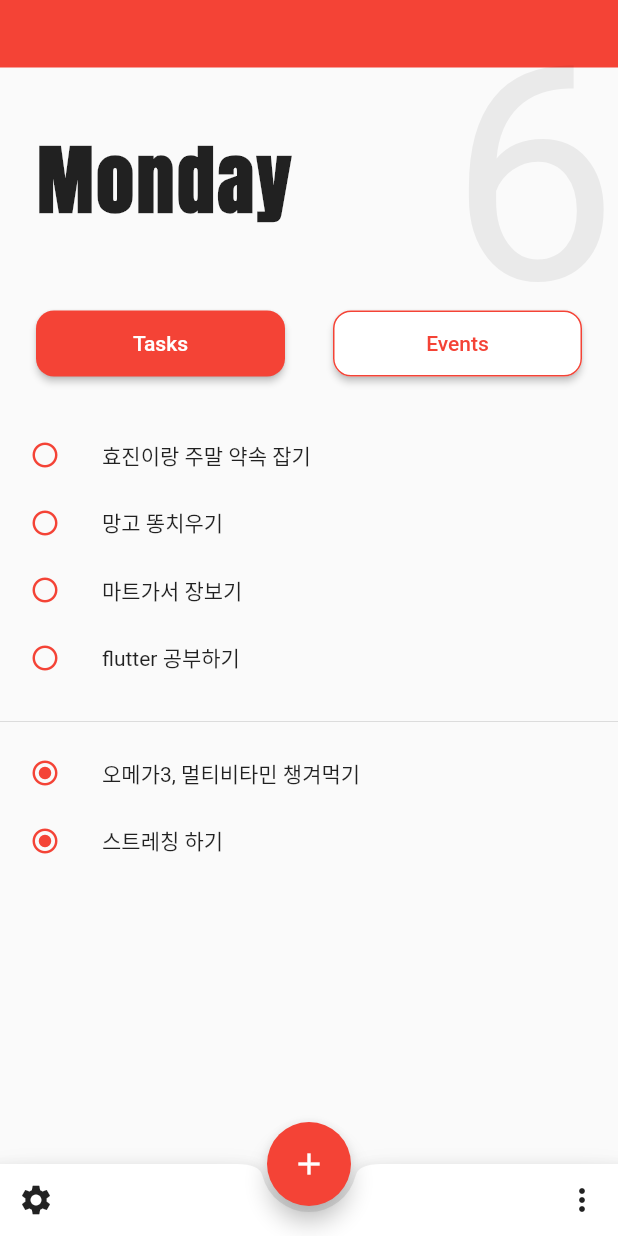
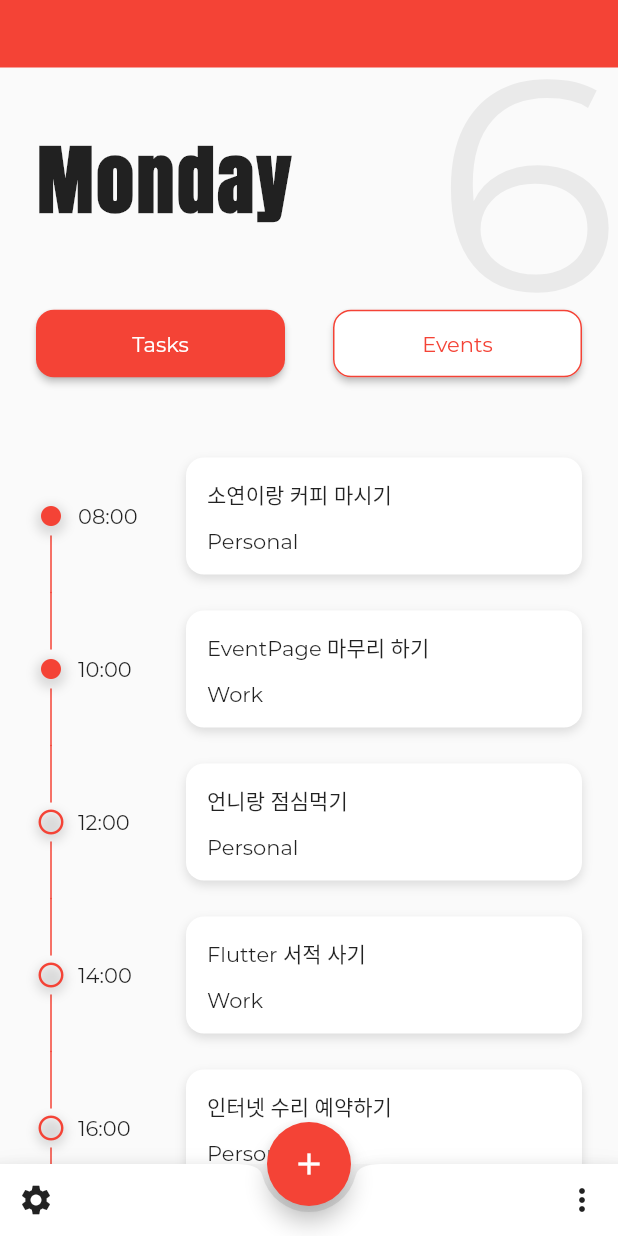
Before and after one commit to chajinjoo/todo_app, a Flutter app: the screen it shows after launch, on a phone screen of 412 x 824 dp. Run offline on Flutter 3.47's test engine with Material 2 defaults, Android fonts, the phone set to English and light mode, and no system bars.

Commit message:
event page 작업완료

```diff
--- a/lib/main.dart
+++ b/lib/main.dart
@@ -1,4 +1,6 @@
 import 'package:flutter/material.dart';
+import 'package:todo_app/pages/event_page.dart';
+import 'package:todo_app/pages/task_page.dart';
 
 void main() => runApp(MyApp());
 
@@ -7,11 +9,13 @@ class MyApp extends StatelessWidget {
   @override
   Widget build(BuildContext context) {
     return MaterialApp(
+      debugShowCheckedModeBanner: false,
       title: 'Flutter Demo',
       theme: ThemeData(
         //ThemeData : 앱의 기본적인 디자인 테마를 지정하는 곳으로 이것 역시 argument를 가짐
         primarySwatch: Colors.red,
         //primarySwatch : 기본적으로 사용할 색상 견본을 의미 (특정 색의 음영들을 기본 색상으로 지정하겠다)
+        fontFamily: 'Montserrat',
       ),
       home: MyHomePage(),
     );
@@ -101,57 +105,10 @@ class _MyHomePageState extends State<MyHomePage> {
         SizedBox(
           height: 16.0,
         ),
-        _taskUncomplete('효진이랑 주말 약속 잡기'),
-        _taskUncomplete('망고 똥치우기'),
-        _taskUncomplete('마트가서 장보기'),
-        _taskUncomplete('flutter 공부하기'),
-        Divider(), //분리선
-        SizedBox(
-          height: 16.0,
+        Expanded(
+          child: EventPage(),
         ),
-        _taskComplete('오메가3, 멀티비타민 챙겨먹기'),
-        _taskComplete('스트레칭 하기'),
       ],
-    );
-  }
-
-  Widget _taskUncomplete(String task) {
-    return Padding(
-      padding: const EdgeInsets.only(left: 20.0, bottom: 24.0),
-      //요소의 left, bottom 만 패딩 적용
-      child: Row(
-        children: <Widget>[
-          Icon(
-            Icons.radio_button_unchecked,
-            color: Theme.of(context).accentColor,
-            size: 20.0,
-          ),
-          SizedBox(
-            width: 28.0,
-          ),
-          Text(task),
-        ],
-      ),
-    );
-  }
-
-  Widget _taskComplete(String task) {
-    return Padding(
-      padding: const EdgeInsets.only(left: 20.0, bottom: 24.0),
-      //요소의 left, bottom 만 패딩 적용
-      child: Row(
-        children: <Widget>[
-          Icon(
-            Icons.radio_button_checked,
-            color: Theme.of(context).accentColor,
-            size: 20.0,
-          ),
-          SizedBox(
-            width: 28.0,
-          ),
-          Text(task),
-        ],
-      ),
     );
   }
 
--- /dev/null
+++ b/lib/pages/event_page.dart
@@ -0,0 +1,172 @@
+import 'package:flutter/material.dart';
+
+class EventPage extends StatefulWidget {
+  @override
+  _EventPageState createState() => _EventPageState();
+}
+
+class Event {
+  final String time;
+  final String task;
+  final String desc;
+  final bool isFinish;
+
+  const Event(this.time, this.task, this.desc, this.isFinish);
+}
+
+final List<Event> _eventList = [
+  new Event('08:00', '소연이랑 커피 마시기', 'Personal', true),
+  new Event('10:00', 'EventPage 마무리 하기', 'Work', true),
+  new Event('12:00', '언니랑 점심먹기', 'Personal', false),
+  new Event('14:00', 'Flutter 서적 사기', 'Work', false),
+  new Event('16:00', '인터넷 수리 예약하기', 'Personal', false),
+  new Event('18:00', '새로운 앱 구상하기', 'Work', false),
+];
+
+class _EventPageState extends State<EventPage> {
+  @override
+  Widget build(BuildContext context) {
+    double iconSize = 20;
+    return ListView.builder(
+      itemCount: _eventList.length,
+      padding: const EdgeInsets.all(0),
+      itemBuilder: (context, index) {
+        return Padding(
+          padding: const EdgeInsets.only(left: 24.0, right: 24.0),
+          child: Row(
+            children: <Widget>[
+              Container(
+                decoration: IconDecoration(
+                  iconSize: iconSize,
+                  lineWidth: 1,
+                  firstData: index == 0 ?? true,
+                  lastData: index == _eventList.length - 1 ?? true,
+                ),
+                child: Container(
+                  decoration: BoxDecoration(
+                    borderRadius: BorderRadius.all(Radius.circular(50.0)),
+                    boxShadow: [
+                      BoxShadow(
+                          offset: Offset(0, 3),
+                          color: Color(0x20000000),
+                          blurRadius: 5),
+                    ],
+                  ),
+                  child: Icon(
+                    _eventList[index].isFinish
+                        ? Icons.fiber_manual_record
+                        : Icons.radio_button_unchecked,
+                    size: 20.0,
+                    color: Theme.of(context).accentColor,
+                  ),
+                ),
+              ),
+              Container(
+                width: 80.0,
+                child: Padding(
+                  padding: const EdgeInsets.only(left: 8.0),
+                  child: Text(_eventList[index].time),
+                ),
+              ),
+              Expanded(
+                child: Padding(
+                  padding: const EdgeInsets.only(top: 12.0, bottom: 12.0),
+                  child: Container(
+                    padding: const EdgeInsets.all(14.0),
+                    decoration: BoxDecoration(
+                      color: Colors.white,
+                      borderRadius: BorderRadius.all(Radius.circular(12.0)),
+                      boxShadow: [
+                        BoxShadow(
+                          color: Color(0x20000000),
+                          blurRadius: 5, //그림자
+                          offset: Offset(0, 3),
+                        ),
+                      ],
+                    ),
+                    child: Column(
+                      crossAxisAlignment: CrossAxisAlignment.start,
+                      children: <Widget>[
+                        Text(_eventList[index].task),
+                        SizedBox(
+                          height: 12.0,
+                        ),
+                        Text(_eventList[index].desc),
+                      ],
+                    ),
+                  ),
+                ),
+              ),
+            ],
+          ),
+        );
+      },
+    );
+  }
+}
+
+class IconDecoration extends Decoration {
+  final double iconSize;
+  final double lineWidth;
+  final bool firstData;
+  final bool lastData;
+
+  IconDecoration({
+    @required double iconSize,
+    @required final double lineWidth,
+    @required final bool firstData,
+    @required final bool lastData,
+  })  : this.iconSize = iconSize,
+        this.lineWidth = lineWidth,
+        this.firstData = firstData,
+        this.lastData = lastData;
+
+  @override
+  BoxPainter createBoxPainter([onChanged]) {
+    return IconLine(
+        iconSize: iconSize,
+        lineWidth: lineWidth,
+        firstData: firstData,
+        lastData: lastData);
+  }
+}
+
+class IconLine extends BoxPainter {
+  final double iconSize;
+  final bool firstData;
+  final bool lastData;
+
+  final Paint paintLine;
+
+  IconLine({
+    @required double iconSize,
+    @required final double lineWidth,
+    @required final bool firstData,
+    @required final bool lastData,
+  })  : this.iconSize = iconSize,
+        this.firstData = firstData,
+        this.lastData = lastData,
+        paintLine = Paint()
+          ..color = Colors.red
+          ..strokeCap = StrokeCap.round
+          ..strokeWidth = lineWidth
+          ..style = PaintingStyle.stroke;
+
+  @override
+  void paint(Canvas canvas, Offset offset, ImageConfiguration configuration) {
+    final leftOffset = Offset((iconSize / 2) + 24.0, offset.dy);
+    final double iconSpace = iconSize / 1.5;
+
+    final Offset top = configuration.size.topLeft(Offset(leftOffset.dx, 0.0));
+    final Offset centerTop = configuration.size
+        .centerLeft(Offset(leftOffset.dx, leftOffset.dy - iconSpace));
+
+    final Offset centerBottom = configuration.size
+        .centerLeft(Offset(leftOffset.dx, leftOffset.dy + iconSpace));
+    final Offset end =
+        configuration.size.bottomLeft(Offset(leftOffset.dx, leftOffset.dy * 2));
+
+    if (!firstData) canvas.drawLine(top, centerTop, paintLine);
+    if (!lastData) canvas.drawLine(centerBottom, end, paintLine);
+  }
+}
--- a/pubspec.yaml
+++ b/pubspec.yaml
@@ -60,6 +60,10 @@ flutter:
     - family: Anton
       fonts:
         - asset: fonts/Anton-Regular.ttf
+
+    - family: Montserrat
+      fonts:
+        - asset: fonts/Montserrat-Regular.ttf
   #       - asset: fonts/Schyler-Italic.ttf
   #         style: italic
   #   - family: Trajan Pro
```
Also changed, not shown: lib/pages/task_page.dart (added, +90 -0 lines), fonts/Montserrat-Regular.ttf (added).
